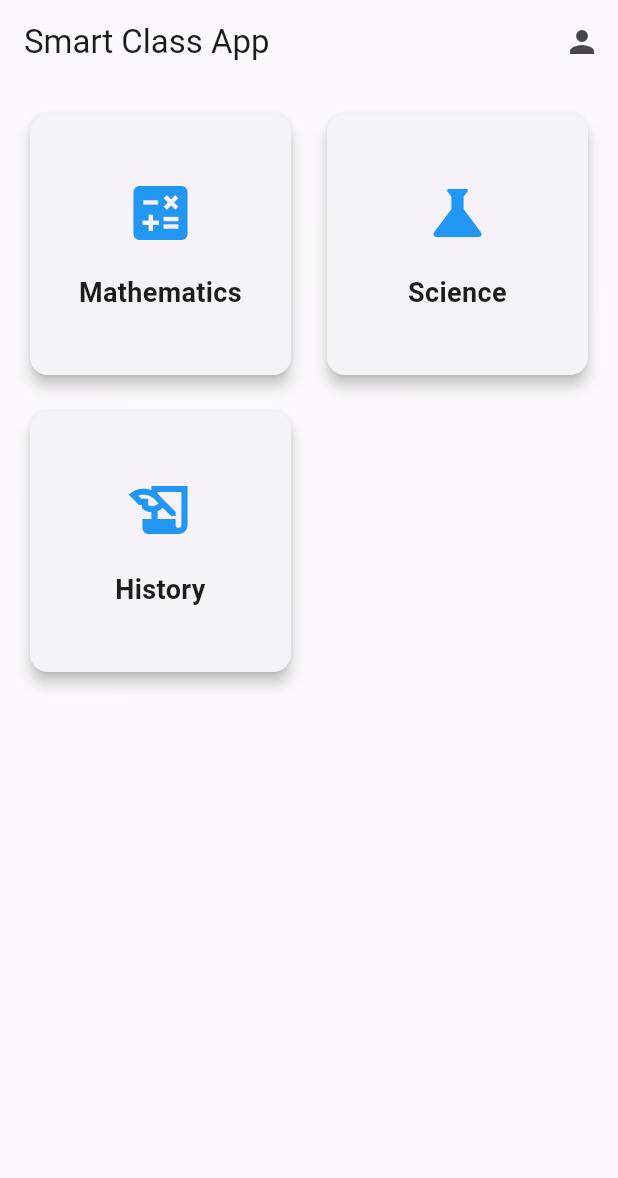
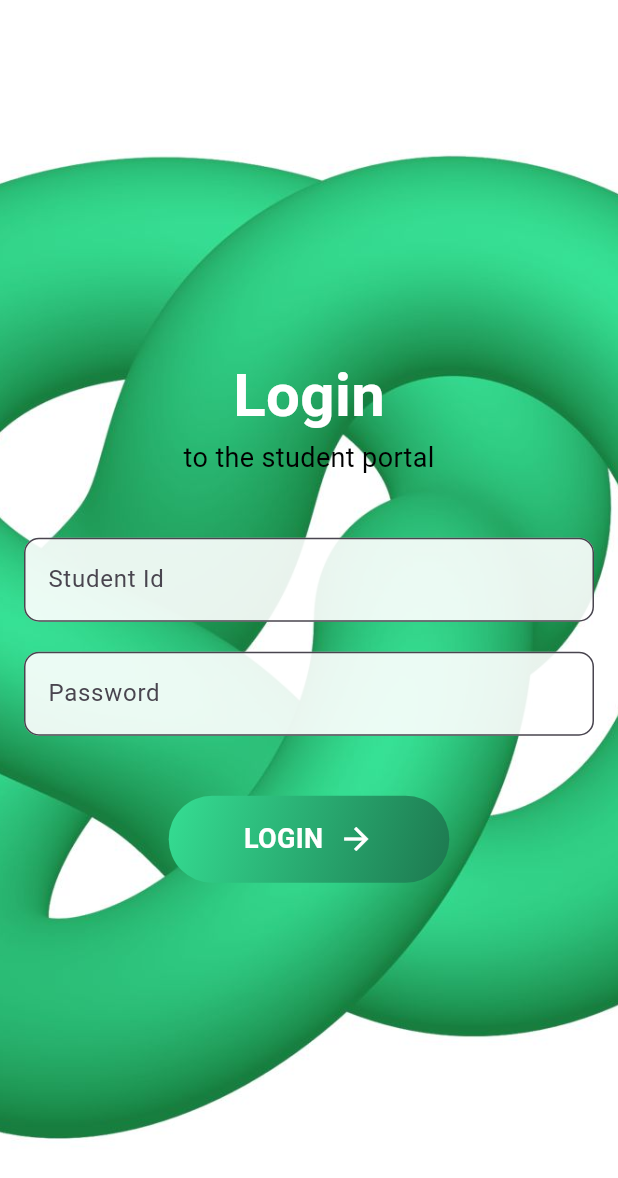
Before and after one commit to lohiaparth/smart_class_app, a Flutter app: the screen it shows after launch, on a phone screen of 412 x 824 dp. Shown: the top 1178 px of the screen. Run offline on Flutter 3.47's test engine with Material 3 defaults, Android fonts, the phone set to English and light mode, and no system bars.

Commit message:
log-in page complete

```diff
--- /dev/null
+++ b/lib/login_page.dart
@@ -0,0 +1,111 @@
+import 'package:flutter/material.dart';
+
+class LoginPage extends StatelessWidget {
+  @override
+  Widget build(BuildContext context) {
+    return Scaffold(
+      body: Stack(
+        children: [
+          // Background Image
+          Container(
+            decoration: BoxDecoration(
+              image: DecorationImage(
+                image: AssetImage('assets/img.jpg'), // Use the local image
+                fit: BoxFit.cover, // Ensures the image covers the entire background
+              ),
+            ),
+          ),
+          // Foreground - Login Form
+          Center(
+            child: Padding(
+              padding: const EdgeInsets.all(16.0),
+              child: Column(
+                mainAxisAlignment: MainAxisAlignment.center,
+                children: [
+                  // Login Header Text
+                  Text(
+                    'Login',
+                    style: TextStyle(
+                      fontSize: 40,
+                      fontWeight: FontWeight.bold,
+                      color: Colors.white, // White text to contrast with the background
+                    ),
+                  ),
+                  Text(
+                    'to the student portal',
+                    style: TextStyle(
+                      fontSize: 18,
+                      color: const Color.fromARGB(255, 0, 0, 0),
+                    ),
+                  ),
+                  SizedBox(height: 40),
+
+                  // Student ID Field
+                  TextField(
+                    decoration: InputDecoration(
+                      filled: true,
+                      fillColor: Colors.white.withOpacity(0.9),
+                      labelText: 'Student Id',
+                      border: OutlineInputBorder(
+                        borderRadius: BorderRadius.circular(10),
+                      ),
+                    ),
+                  ),
+                  SizedBox(height: 20),
+
+                  // Password Field
+                  TextField(
+                    obscureText: true,
+                    decoration: InputDecoration(
+                      filled: true,
+                      fillColor: Colors.white.withOpacity(0.9),
+                      labelText: 'Password',
+                      border: OutlineInputBorder(
+                        borderRadius: BorderRadius.circular(10),
+                      ),
+                    ),
+                  ),
+                  SizedBox(height: 40),
+
+                  // Login Button with Green Gradient
+                  GestureDetector(
+                    onTap: () {
+                      // Handle login logic here
+                    },
+                    child: Container(
+                      padding: EdgeInsets.symmetric(vertical: 16, horizontal: 50),
+                      decoration: BoxDecoration(
+                        borderRadius: BorderRadius.circular(30),
+                        gradient: LinearGradient(
+                          colors: [const Color.fromRGBO(53,222,147, 1), const Color.fromRGBO(29,120,79, 1)], // Green gradient
+                          begin: Alignment.topLeft,
+                          end: Alignment.bottomRight,
+                        ),
+                      ),
+                      child: Row(
+                        mainAxisSize: MainAxisSize.min,
+                        mainAxisAlignment: MainAxisAlignment.center,
+                        children: [
+                          Text(
+                            'LOGIN',
+                            style: TextStyle(
+                              color: Colors.white,
+                              fontSize: 18,
+                              fontWeight: FontWeight.bold,
+                            ),
+                          ),
+                          SizedBox(width: 10),
+                          Icon(Icons.arrow_forward, color: Colors.white),
+                        ],
+                      ),
+                    ),
+                  ),
+                ],
+              ),
+            ),
+          ),
+        ],
+      ),
+    );
+  }
+}
--- a/lib/main.dart
+++ b/lib/main.dart
@@ -1,6 +1,6 @@
-// main.dart
 import 'package:flutter/material.dart';
 import 'home_page.dart';
+import 'login_page.dart';  // Import the login page
 
 void main() => runApp(SmartClassApp());
 
@@ -10,7 +10,7 @@ class SmartClassApp extends StatelessWidget {
     return MaterialApp(
       title: 'Smart Class',
       theme: ThemeData(primarySwatch: Colors.blue),
-      home: HomePage(),
+      home: LoginPage(),  // Start with the LoginPage
     );
   }
 }
--- a/pubspec.yaml
+++ b/pubspec.yaml
@@ -20,3 +20,5 @@ dev_dependencies:
 
 flutter:
   uses-material-design: true
+  assets:
+    - assets/img.jpg
```
Also changed, not shown: assets/img.jpg (added).
